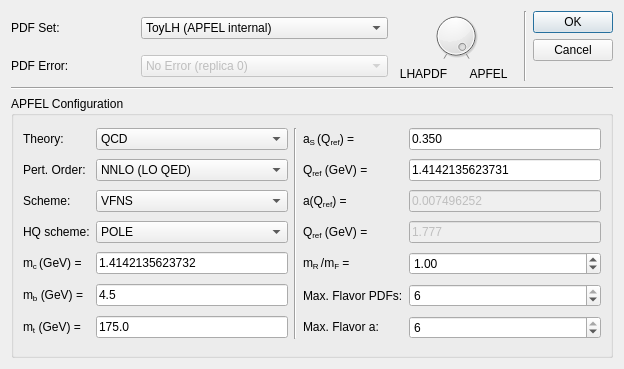
Before: the Qt Designer form apfelgui2/forms/pdfdialog.ui in scarrazza/apfel, drawn with Qt 5.
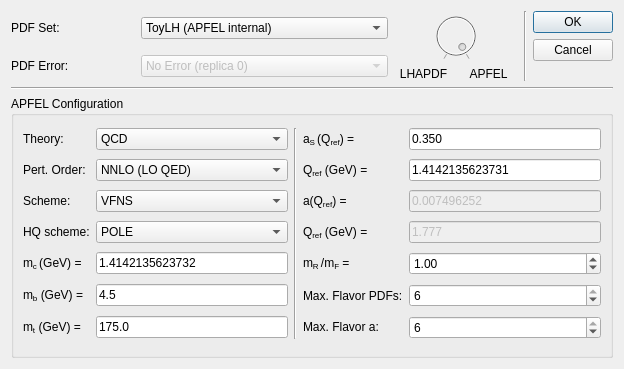
After: the same form once the commit is applied. Icons and pictures are not drawn.

Commit message: updating gui member option

```diff
--- a/apfelgui2/forms/pdfdialog.ui
+++ b/apfelgui2/forms/pdfdialog.ui
@@ -107,6 +107,9 @@
      </item>
      <item row="0" column="1" colspan="2">
       <widget class="QDial" name="dialDLAGP">
+       <property name="enabled">
+        <bool>false</bool>
+       </property>
        <property name="minimum">
         <number>0</number>
        </property>
```
The commit also changes 4 other files.
